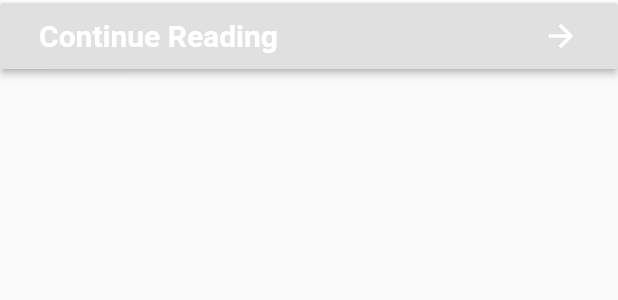
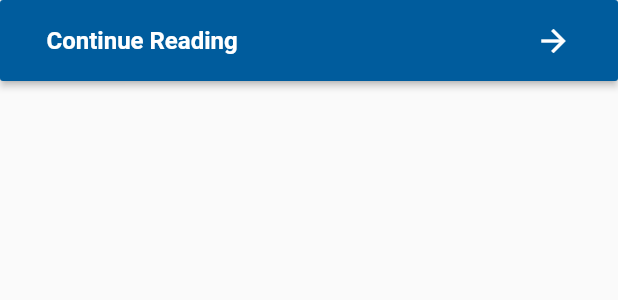
Before and after one commit to shraddhavijay/News-App, a Flutter app: what readMore() shows on an empty page, opened directly, after a tap on "Continue Reading", on a phone screen of 412 x 824 dp. Shown: the top 300 px of the screen. Run offline on Flutter 3.47's test engine with Material 2 defaults, Android fonts, the phone set to English and light mode, and no system bars; our stand-ins replace bubble_tab_indicator; network calls fail.

```diff
--- /dev/null
+++ b/newsapp/lib/services/launchUrl.dart
@@ -0,0 +1,10 @@
+import 'package:url_launcher/url_launcher.dart';
+
+launchURL(String url) async {
+
+  if (await canLaunch(url)) {
+    await launch(url);
+  } else {
+    throw 'Could not launch $url';
+  }
+}
--- a/newsapp/lib/theme/colors.dart
+++ b/newsapp/lib/theme/colors.dart
@@ -3,3 +3,4 @@ import 'package:flutter/material.dart';
 
 Color appbarTextColor=  Color(0xff005c9d);
 Color appbarColor=  Colors.white;
+Color detailsPageBackground=  Colors.white;
--- a/newsapp/lib/widgets/buttons.dart
+++ b/newsapp/lib/widgets/buttons.dart
@@ -1,19 +1,23 @@
 import 'package:flutter/material.dart';
+import 'package:newsapp/services/launchUrl.dart';
+import 'package:newsapp/theme/colors.dart';
 
 Widget readMore(String url)
 {
   return RaisedButton(
-    onPressed: () {},
-
+    onPressed: () {
+      launchURL(url);
+    },
+    color: appbarTextColor,
     child: Padding(
-      padding: EdgeInsets.all(10),
+      padding: EdgeInsets.all(15),
       child: Row(
         mainAxisAlignment: MainAxisAlignment.spaceBetween,
         children: <Widget>[
           Text(
             'Continue Reading',
             style: TextStyle(
-              fontSize: 20,
+              fontSize: 16,
               fontWeight: FontWeight.w700,
               color: Colors.white,
             ),
--- a/newsapp/pubspec.yaml
+++ b/newsapp/pubspec.yaml
@@ -30,6 +30,7 @@ dependencies:
   cupertino_icons: ^1.0.0
   bubble_tab_indicator: ^0.1.4
   http: ^0.12.2
+  url_launcher: ^5.7.10
 
 dev_dependencies:
   flutter_test:
```
Also changed, not shown: newsapp/lib/screens/detailsPage.dart (renamed from newsapp/lib/screens/detailsPage/detailsPage.dart, +16 -18 lines), newsapp/lib/widgets/listOfNews.dart (+20 -3 lines), newsapp/lib/widgets/newsCard.dart (+20 -2 lines), newsapp/lib/models/articleData.dart (deleted), newsapp/lib/screens/detailsPage/localWidgets/body.dart (deleted), newsapp/lib/screens/detailsPage/localWidgets/header.dart (deleted), newsapp/pubspec.lock.
